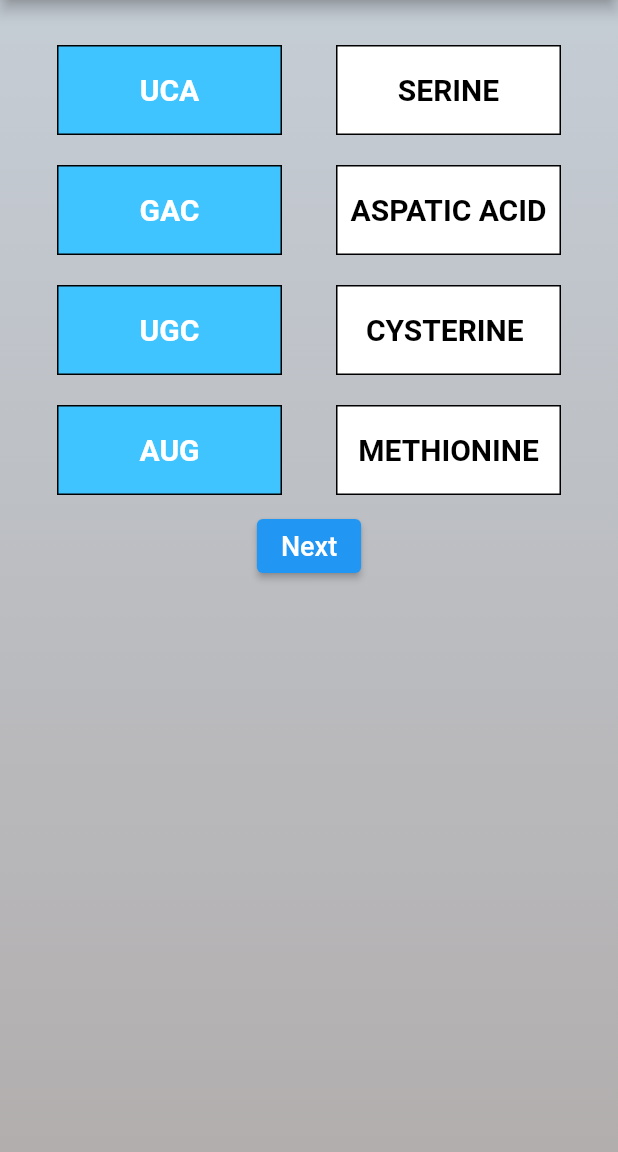
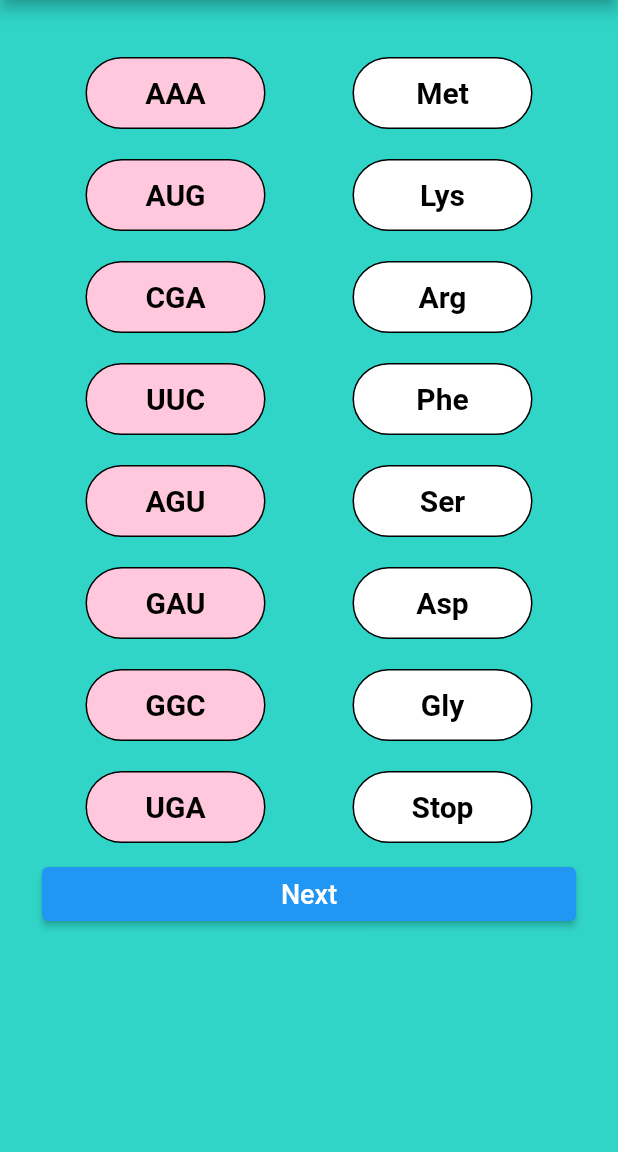
Before and after one commit to arpitguptagithub/IISER-Project-, a Flutter app: the MatchingPage screen opened directly, on a phone screen of 412 x 824 dp, the part 84-1236 px from its top. Run offline on Flutter 3.47's test engine with Material 2 defaults, Android fonts, the phone set to English and light mode, and no system bars; our stand-ins replace lottie; missing offline and left inert: crossword.

Commit message:
final complete

```diff
--- a/Buttons/lib/screens/level3.dart
+++ b/Buttons/lib/screens/level3.dart
@@ -33,7 +33,7 @@ class RNAPairingPage extends StatefulWidget {
 }
 
 class _RNAPairingPageState extends State<RNAPairingPage> {
-  var Letters = ['A', 'T', 'G', 'A', 'A', 'A', 'C', 'G', 'A', 'T', 'G', 'A'];
+  var Letters = ['T', 'A', 'C', 'T', 'T', 'T', 'G', 'C', 'T', 'A', 'C', 'T'];
 
   int timerSeconds = 60; // Set your desired countdown time here
   late Timer timer;
@@ -75,7 +75,7 @@ class _RNAPairingPageState extends State<RNAPairingPage> {
 
   void checkAndClearIfIncorrect() {
     int countFinal = 0;
-    Map<String, String> RNA_Bases = {'A': 'T', 'T': 'A', 'G': 'C', 'C': 'G'};
+    Map<String, String> RNA_Bases = {'T': 'A', 'A': 'U', 'C': 'G', 'G': 'C'};
     // List<String> RNA_bases = ['A', 'G', 'T', 'C'];
     for (int i = 0; i < row1Controllers.length; i++) {
       final String char1 = Letters[i];
--- a/Buttons/lib/screens/level3part2.dart
+++ b/Buttons/lib/screens/level3part2.dart
@@ -5,7 +5,6 @@ import 'package:buttons/screens/FinalLevel.dart';
 import 'package:buttons/screens/level4.dart';
 import 'package:buttons/screens/pageofinstructions.dart';
 import 'package:flutter/material.dart';
-import '';
 
 // void main() {
 //   runApp(const MaterialApp(
@@ -60,35 +59,45 @@ class _MatchingPageState extends State<MatchingPage> {
   }
 
   Map<String, String?> matches = {
-    'UCA': null,
-    'GAC': null,
-    'UGC': null,
+    'AAA': null,
     'AUG': null,
+    'CGA': null,
+    'UUC': null,
+    'AGU': null,
+    'GAU': null,
+    'GGC': null,
+    'UGA': null,
   };
 
+  Map<String, String> temp = {
+    'Met': 'AUG',
+    'Lys': 'AAA',
+    'Arg': 'CGA',
+    'Phe': 'UUC',
+    'Ser': 'AGU',
+    'Asp': 'GAU',
+    'Gly': 'GGC',
+    'Stop': 'UGA',
+  };
   Map<String, String> targets = {
-    'SERINE': 'UCA',
-    'ASPATIC ACID': 'GAC',
-    'CYSTERINE ': 'GAC',
-    'METHIONINE': 'AUG',
+    'AUG': 'Met',
+    'AAA': 'Lys',
+    'CGA': 'Arg',
+    'UUC': 'Phe',
+    'AGU': 'Ser',
+    'GAU': 'Asp',
+    'GGC': 'Gly',
+    'UGA': 'Stop',
   };
 
   void checkMatch(String draggable, String target) {
     String? val1 = draggable;
     String val2 = target;
-    String? valOfval2 = targets[target];
 
-    bool isPartialMatch = true;
-    // for (int i = 0; i < val2.length; i++) {
-    //   if (!val1.contains(valOfval2)) {
-    //     isPartialMatch = false;
-    //     break;
-    //   }
-    // }
-
-    if (isPartialMatch) {
+    if (val2 == val1) {
+      // print('Match found: $draggable -> $target');
       setState(() {
-        matches[draggable] = target;
+        matches[draggable] = targets[target];
       });
     }
   }
@@ -120,8 +129,8 @@ class _MatchingPageState extends State<MatchingPage> {
         decoration: BoxDecoration(
           gradient: LinearGradient(
             colors: [
-              Color.fromARGB(255, 197, 205, 213),
-              Color.fromARGB(255, 178, 174, 174)
+              Color.fromARGB(255, 48, 213, 200),
+              Color.fromARGB(255, 48, 213, 200)
             ],
             begin: Alignment.topCenter,
             end: Alignment.bottomCenter,
@@ -129,7 +138,9 @@ class _MatchingPageState extends State<MatchingPage> {
         ), // Background color
         padding: EdgeInsets.all(20.0), // Padding for the whole container
         child: Center(
-          child: Column(
+          child: Padding(
+            padding: const EdgeInsets.all(8.0),
+            child: ListView(
               children: [
                 Row(
                   mainAxisAlignment: MainAxisAlignment.spaceAround,
@@ -141,35 +152,38 @@ class _MatchingPageState extends State<MatchingPage> {
                         return Draggable<String>(
                           data: draggable,
                           child: Container(
-                          width: 150,
-                          height: 60,
+                            width: 120,
+                            height: 48,
                             margin: EdgeInsets.symmetric(vertical: 10.0),
                             decoration: BoxDecoration(
-                            color:
-                                Colors.lightBlueAccent, // Box background color
+                                color: Color.fromARGB(
+                                    255, 255, 200, 221), // Box background color
                                 border: Border.all(
                                     color: Colors.black), // Box border color
-                          ),
+                                borderRadius:
+                                    BorderRadius.all(Radius.circular(25))),
                             child: Center(
                               child: Text(
                                 draggable,
                                 style: TextStyle(
                                   fontSize: 20.0, // Font size
                                   fontWeight: FontWeight.bold, // Font weight
-                                color: Colors.white, // Font color
+                                  color: const Color.fromARGB(
+                                      255, 0, 0, 0), // Font color
                                 ),
                               ),
                             ),
                           ),
                           feedback: Container(
-                          width: 150,
-                          height: 60,
+                            width: 120,
+                            height: 48,
                             decoration: BoxDecoration(
-                            color:
-                                Colors.lightBlueAccent, // Box background color
+                                color: Color.fromARGB(
+                                    255, 255, 200, 221), // Box background color
                                 border: Border.all(
                                     color: Colors.black), // Box border color
-                          ),
+                                borderRadius:
+                                    BorderRadius.all(Radius.circular(25))),
                             child: Center(
                               child: Text(
                                 draggable,
@@ -188,28 +202,30 @@ class _MatchingPageState extends State<MatchingPage> {
                     // Right Column
                     Column(
                       mainAxisAlignment: MainAxisAlignment.center,
-                    children: targets.keys.map((target) {
+                      children: targets.values.map((target) {
                         return DragTarget<String>(
                           builder: (BuildContext context,
                               List<String?> candidateData,
                               List<dynamic> rejectedData) {
-                          final isMatched = matches[target] != null;
+                            final isMatched = matches[temp[target]] != null;
 
                             return Container(
-                            width: 150,
-                            height: 60,
+                              width: 120,
+                              height: 48,
                               margin: EdgeInsets.symmetric(
-                                vertical: 10.0), // Margin between target boxes
+                                  vertical:
+                                      10.0), // Margin between target boxes
                               decoration: BoxDecoration(
                                   color: isMatched
-                                  ? Colors.green
+                                      ? Color.fromARGB(255, 10, 134, 15)
                                       : Colors.white, // Box background color
                                   border: Border.all(
                                       color: Colors.black), // Box border color
-                            ),
+                                  borderRadius:
+                                      BorderRadius.all(Radius.circular(25))),
                               child: Center(
                                 child: Text(
-                                isMatched ? matches[target]! : target,
+                                  isMatched ? matches[temp[target]]! : target,
                                   style: TextStyle(
                                     fontSize: 20.0, // Font size
                                     fontWeight: FontWeight.bold, // Font weight
@@ -219,10 +235,10 @@ class _MatchingPageState extends State<MatchingPage> {
                               ),
                             );
                           },
-                        onWillAccept: (draggable) =>
-                            matches[draggable!] == null,
+                          onWillAccept: (dragabble) =>
+                              matches[dragabble!] == null,
                           onAccept: (draggable) {
-                          checkMatch(draggable!, target);
+                            checkMatch(draggable, temp[target]!);
                           },
                         );
                       }).toList(),
@@ -237,9 +253,9 @@ class _MatchingPageState extends State<MatchingPage> {
                         context,
                         MaterialPageRoute(
                           builder: (context) => HelpSplashScreen(
-                            text: "Form a word from the given letters",
-                            imagePath: "imagePath",
-                            levelName: 5),
+                              text: "Congratulations you completed the game😎",
+                              imagePath: "assets/3danimations/congrats.json",
+                              levelName: 6),
                         ),
                       );
                     },
@@ -252,7 +268,7 @@ class _MatchingPageState extends State<MatchingPage> {
                   ),
                 if (isTimeUp)
                   Padding(
-                  padding: const EdgeInsets.all(8.0),
+                    padding: const EdgeInsets.all(4.0),
                     child: AlertDialog(
                       title: Text('TIME UP....'),
                       content: Text('GO TO THE HOME PAGE AND START AGAIN....'),
@@ -275,6 +291,7 @@ class _MatchingPageState extends State<MatchingPage> {
             ),
           ),
         ),
+      ),
     );
   }
 }
```
Also changed, not shown: Buttons/lib/screens/level1.dart (+16 -8 lines), Buttons/lib/screens/level4.dart (+10 -7 lines), Buttons/lib/screens/level5.dart (+8 -3 lines), Buttons/lib/screens/pageofinstructions.dart (+6 -8 lines). Lines whose indentation alone changed are shown as unchanged.
